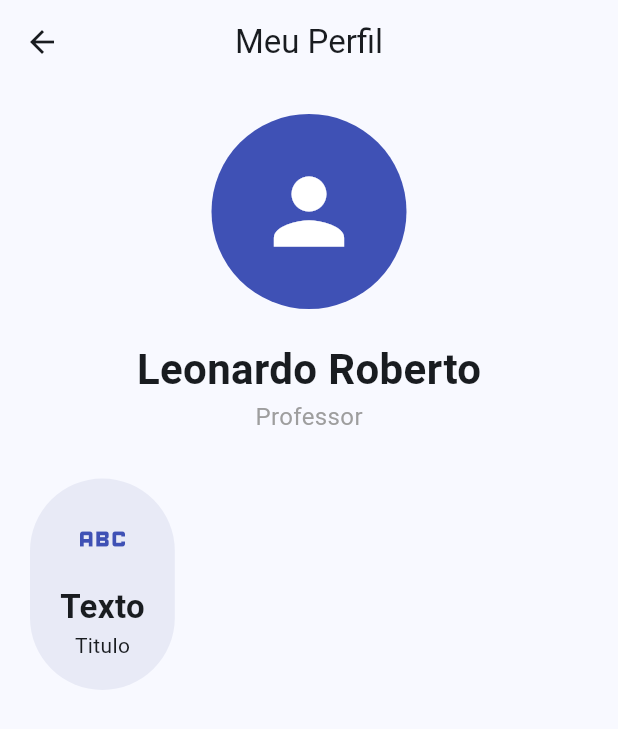
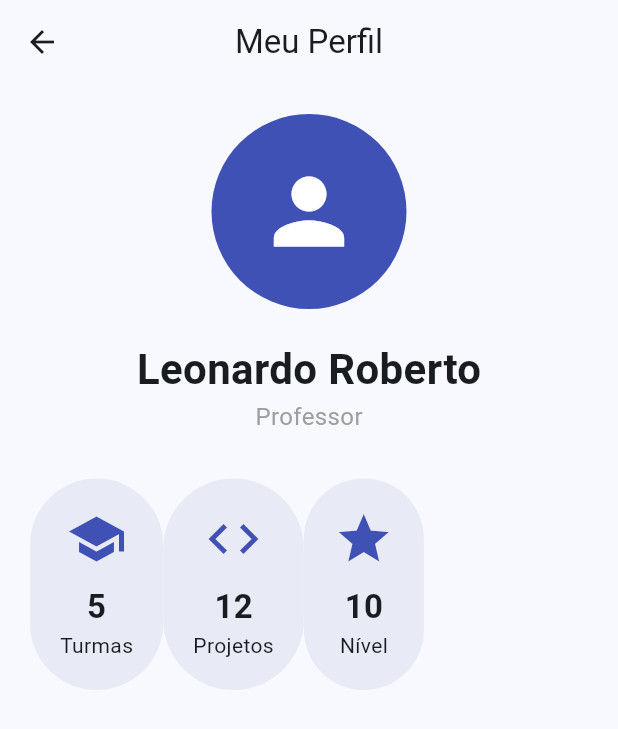
Before and after one commit to leonardocandido-cmyk/programacao-mobile, a Flutter app: the Aula03 screen opened by its route, on a phone screen of 412 x 824 dp. Shown: the top 729 px of the screen. Run offline on Flutter 3.47's test engine with Material 3 defaults, Android fonts, the phone set to English and light mode, and no system bars.

Commit message:
Criando função para montagem visual

```diff
--- a/lib/paginas/aula03.dart
+++ b/lib/paginas/aula03.dart
@@ -5,6 +5,38 @@ class Aula03 extends StatelessWidget {
 
   @override
   Widget build(BuildContext context) {
+    Widget _criarInfo({
+      required IconData icone,
+      required String titulo,
+      required String texto,
+    }) {
+      return Container(
+        padding: EdgeInsets.all(20),
+        decoration: BoxDecoration(
+          color: Colors.indigo.shade50,
+          borderRadius: BorderRadius.circular(50),
+        ),
+        child: Column(
+          children: [
+            Icon(
+              icone,
+              size: 40,
+              color: Colors.indigo,
+            ),
+            const SizedBox(height: 10),
+            Text(
+              texto,
+              style: TextStyle(
+                fontSize: 22,
+                fontWeight: FontWeight.bold,
+              ),
+            ),
+            Text(titulo),
+          ],
+        ),
+      );
+    }
+
     return Scaffold(
       appBar: AppBar(
         title: const Text("Meu Perfil"),
@@ -52,31 +84,9 @@ class Aula03 extends StatelessWidget {
               // Dispor elementos em linha
               Row(
                 children: [
-                  Container(
-                    padding: EdgeInsets.all(20),
-                    decoration: BoxDecoration(
-                      color: Colors.indigo.shade50,
-                      borderRadius: BorderRadius.circular(50),
-                    ),
-                    child: const Column(
-                      children: [
-                        Icon(
-                          Icons.abc,
-                          size: 40,
-                          color: Colors.indigo,
-                        ),
-                        const SizedBox(height: 10),
-                        Text(
-                          "Texto",
-                          style: TextStyle(
-                            fontSize: 22,
-                            fontWeight: FontWeight.bold,
-                          ),
-                        ),
-                        Text("Titulo"),
-                      ],
-                    ),
-                  ),
+                  _criarInfo(icone: Icons.school, titulo: "Turmas", texto: "5"),
+                  _criarInfo(icone: Icons.code, titulo: "Projetos", texto: "12"),
+                  _criarInfo(icone: Icons.star, titulo: "Nível", texto: "10"),
                 ],
               ),
             ],
```
